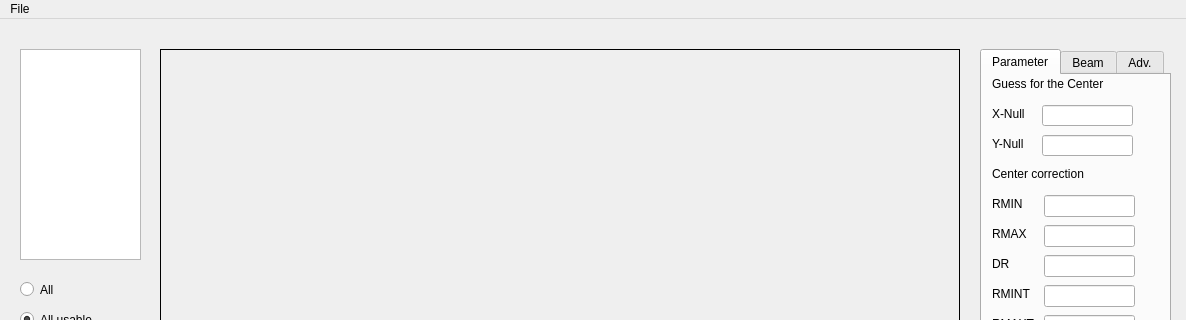
Above: mainwindow.ui from twesterm/ged-interface before the change; both pictures show x 0 to 1186 and y 0 to 320 of the 1186 by 733 pixel window. Below: the same form after it.
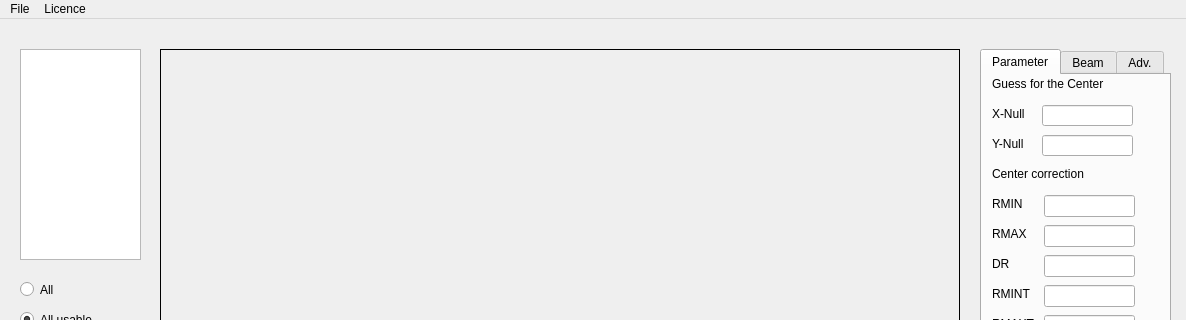
That is the form after the change.

The edit to the form file:
```diff
--- a/mainwindow.ui
+++ b/mainwindow.ui
@@ -1044,7 +1044,14 @@
     </property>
     <addaction name="actionOpenFile"/>
    </widget>
+   <widget class="QMenu" name="menuLicence">
+    <property name="title">
+     <string>Licence</string>
+    </property>
+    <addaction name="actionLicenceAuthor"/>
+   </widget>
    <addaction name="menuFile"/>
+   <addaction name="menuLicence"/>
   </widget>
   <widget class="QStatusBar" name="statusbar"/>
   <action name="actionOpenFile">
```
Left out of the diff: 7 changed lines with no effect on the pictures.
